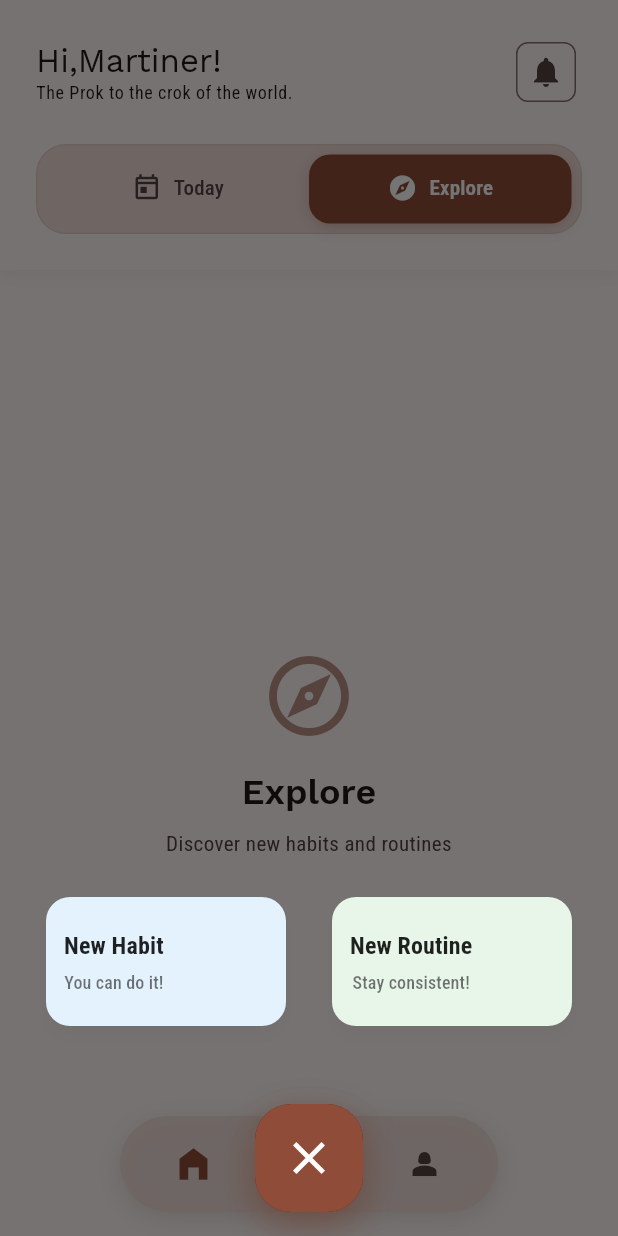
After one commit to Rex-noir/essor, a Flutter app: the HomeLayout screen opened directly, tab 2 chosen, after a tap on the "add" icon, on a phone screen of 412 x 824 dp. The commit adds this screen. Run offline on Flutter 3.47's test engine with Material 3 defaults, Android fonts, the phone set to English and light mode, and no system bars; our stand-ins replace bloc, dio, equatable, flutter_bloc, flutter_svg, font_awesome_flutter and 5 more; accounts and stored records are empty.

Commit message:
refactor : home add dialog to another file and improve naming of dialog action card

```diff
--- /dev/null
+++ b/lib/features/layouts/presentation/widgets/home_add_dialog.dart
@@ -0,0 +1,97 @@
+import 'package:flutter/material.dart';
+import 'package:mobile/features/layouts/presentation/widgets/home_add_dialog_action.dart';
+
+class HomeAddDialog extends StatelessWidget {
+  const HomeAddDialog({
+    super.key,
+    required AnimationController rotationController,
+    required ValueNotifier<bool> isSheetOpen,
+  }) : _rotationController = rotationController,
+       _isSheetOpen = isSheetOpen;
+
+  final AnimationController _rotationController;
+  final ValueNotifier<bool> _isSheetOpen;
+
+  @override
+  Widget build(BuildContext context) {
+    return GestureDetector(
+      behavior: HitTestBehavior.opaque,
+      onTap: () {},
+      child: Stack(
+        children: [
+          Positioned(
+            bottom: 140,
+            left: 0,
+            right: 0,
+            child: Row(
+              mainAxisAlignment: MainAxisAlignment.spaceEvenly,
+              children: [
+                HomeAddDialogAction(
+                  title: "New Habit",
+                  subtitle: "You can do it!",
+                  icon: Icons.add,
+                  backgroundColor: Colors.blue.shade50,
+                  onTap: () {
+                    // Todo
+                  },
+                ),
+                HomeAddDialogAction(
+                  title: "New Routine",
+                  subtitle: "Stay consistent!",
+                  icon: Icons.add,
+                  backgroundColor: Colors.green.shade50,
+                  onTap: () {
+                    // Todo
+                  },
+                ),
+              ],
+            ),
+          ),
+
+          Positioned(
+            bottom: 16,
+            left: MediaQuery.of(context).size.width / 2 - 36,
+            child: GestureDetector(
+              onTap: () {
+                Navigator.of(context).pop();
+                _rotationController.reverse(); // Reverse animation
+                _isSheetOpen.value = false;
+              },
+              child: Container(
+                height: 72,
+                width: 72,
+                decoration: BoxDecoration(
+                  color: Theme.of(context).colorScheme.primary,
+                  borderRadius: BorderRadius.circular(24),
+                  boxShadow: [
+                    BoxShadow(
+                      color: Theme.of(
+                        context,
+                      ).colorScheme.primary.withOpacity(0.35),
+                      blurRadius: 20,
+                      offset: const Offset(0, 8),
+                    ),
+                  ],
+                ),
+                child: AnimatedBuilder(
+                  animation: _rotationController,
+                  builder: (context, child) {
+                    return Transform.rotate(
+                      angle: _rotationController.value * 0.7854,
+                      child: child,
+                    );
+                  },
+                  child: Icon(
+                    Icons.close,
+                    size: 36,
+                    color: Theme.of(context).colorScheme.onPrimary,
+                  ),
+                ),
+              ),
+            ),
+          ),
+        ],
+      ),
+    );
+  }
+}
--- a/lib/features/layouts/presentation/widgets/home_add_action_card.dart
+++ b/lib/features/layouts/presentation/widgets/home_add_dialog_action.dart
@@ -1,13 +1,13 @@
 import 'package:flutter/material.dart';
 
-class HomeAddActionCard extends StatelessWidget {
+class HomeAddDialogAction extends StatelessWidget {
   final String title;
   final String subtitle;
   final IconData icon;
   final Color backgroundColor;
   final VoidCallback onTap;
 
-  const HomeAddActionCard({
+  const HomeAddDialogAction({
     super.key,
     required this.title,
     required this.subtitle,
```
Also changed, not shown: lib/features/layouts/presentation/layout/home_layout.dart (+4 -92 lines).
